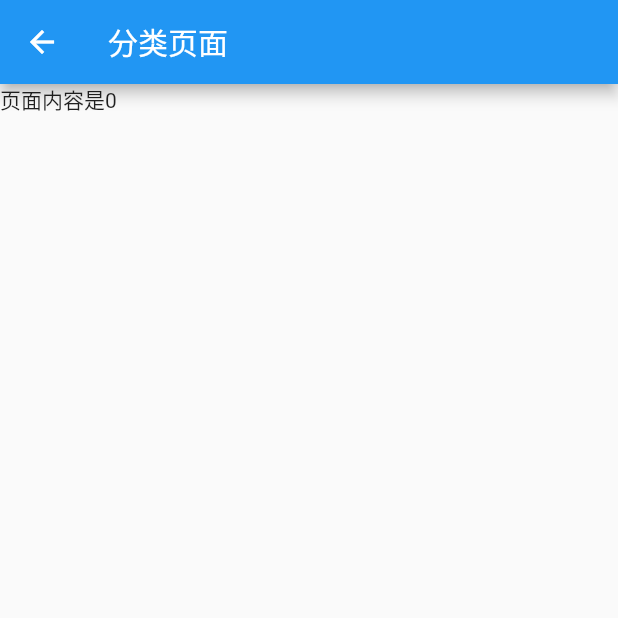
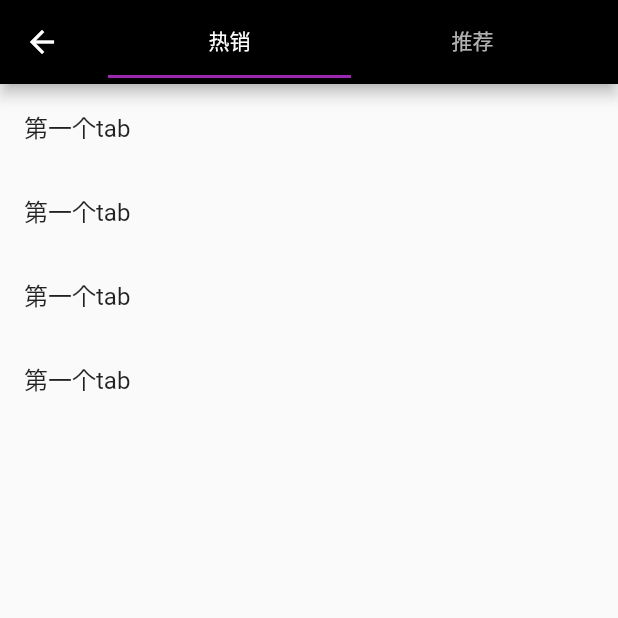
Before and after one commit to Andyyjg/flutterDemo, a Flutter app: the Catapage screen opened directly, on a phone screen of 412 x 824 dp, the top half of it. Run offline on Flutter 3.47's test engine with Material 2 defaults, Android fonts, the phone set to English and light mode, and no system bars.

Commit message:
tabbar配置

```diff
--- a/lib/main.dart
+++ b/lib/main.dart
@@ -19,7 +19,7 @@ class MyApp extends StatelessWidget {
     return MaterialApp(
       debugShowCheckedModeBanner: false,
         home: Tabs(),
-        initialRoute: '/appbar',
+        initialRoute: '/',
         onGenerateRoute:onGenerateRoute,
         );
   }
--- a/lib/pages/Cata.dart
+++ b/lib/pages/Cata.dart
@@ -2,16 +2,72 @@ import 'package:flutter/material.dart';
 
 class Catapage extends StatelessWidget {
   final arguments;
+
   Catapage({this.arguments});
 
   @override
   Widget build(BuildContext context) {
     // TODO: implement build
-    return Scaffold(
-      appBar: AppBar(
-        title: Text('分类页面'),
-      ),
-      body: Text('页面内容是${arguments!=null?arguments['id']:'0'}'),
+    return DefaultTabController(
+      length: 2,
+      child: Scaffold(
+          appBar: AppBar(
+            backgroundColor: Colors.black,
+            title: Row(
+              children: <Widget>[
+                Expanded(
+                  child: TabBar(
+                    indicatorColor: Colors.purple,//指示器的颜色
+                    tabs: <Widget>[
+                      Tab(
+                        text: '热销',
+                      ),
+                      Tab(
+                        text: '推荐',
+                      )
+                    ],
+                  ),
+                )
+              ],
+            ),
+//            bottom: ,
+          ),
+          body: TabBarView(
+            children: <Widget>[
+              ListView(
+                children: <Widget>[
+                  ListTile(
+                    title: Text('第一个tab'),
+                  ),
+                  ListTile(
+                    title: Text('第一个tab'),
+                  ),
+                  ListTile(
+                    title: Text('第一个tab'),
+                  ),
+                  ListTile(
+                    title: Text('第一个tab'),
+                  ),
+                ],
+              ),
+              ListView(
+                children: <Widget>[
+                  ListTile(
+                    title: Text('第二个tab'),
+                  ),
+                  ListTile(
+                    title: Text('第二个tab'),
+                  ),
+                  ListTile(
+                    title: Text('第二个tab'),
+                  ),
+                  ListTile(
+                    title: Text('第二个tab'),
+                  ),
+                ],
+              ),
+            ],
+          )), //scaffold中可以潜逃自己
     );
   }
 }
--- a/lib/pages/appBar.dart
+++ b/lib/pages/appBar.dart
@@ -6,27 +6,66 @@ class AppBarPage extends StatelessWidget {
   @override
   Widget build(BuildContext context) {
     // TODO: implement build
-    return Scaffold(
+    return DefaultTabController(
+      length: 2,
+      child: Scaffold(
           appBar: AppBar(
             title: Text('AppBarDemo'),
+            centerTitle: true,//标题剧中显示
 //        backgroundColor: Colors.red,//背景颜色
-      leading:IconButton(//导航前边图标
-        icon: Icon(Icons.menu),
-        onPressed: (){
-          print('meat');
-        },
-      ),//给导航前边加上按钮图标  按钮图标iconButton
-      actions: <Widget>[//导航后边的图标
+//          leading: IconButton(
+//            //导航前边图标
+//            icon: Icon(Icons.menu),
+//            onPressed: () {
+//              print('meat');
+//            },
+//          ), //给导航前边加上按钮图标  按钮图标iconButton
+            actions: <Widget>[
+              //导航后边的图标
               IconButton(
-            icon:Icon(Icons.search),
-            onPressed: (){
+                icon: Icon(Icons.search),
+                onPressed: () {
                   print('search');
                 },
               )
             ],
-
+            bottom: TabBar(
+              tabs: <Widget>[//顶部tab
+                  Tab(text: '热门',),
+                Tab(text: '推荐',)
+              ],
             ),
-      body:Text('111')
+          ),
+          //下边数量必须要与上百年菜单的数量相同
+          body: TabBarView(
+            children: <Widget>[
+              ListView(
+                children: <Widget>[
+                  ListTile(
+                    title: Text('第一个tab'),
+                  ),ListTile(
+                    title: Text('第一个tab'),
+                  ),ListTile(
+                    title: Text('第一个tab'),
+                  ),ListTile(
+                    title: Text('第一个tab'),
+                  ),
+                ],
+              ),ListView(
+                children: <Widget>[
+                  ListTile(
+                    title: Text('第二个tab'),
+                  ),ListTile(
+                    title: Text('第二个tab'),
+                  ),ListTile(
+                    title: Text('第二个tab'),
+                  ),ListTile(
+                    title: Text('第二个tab'),
+                  ),
+                ],
+              ),
+            ],
+          )),
     );
   }
 }
```
Lines whose indentation alone changed are shown as unchanged.
